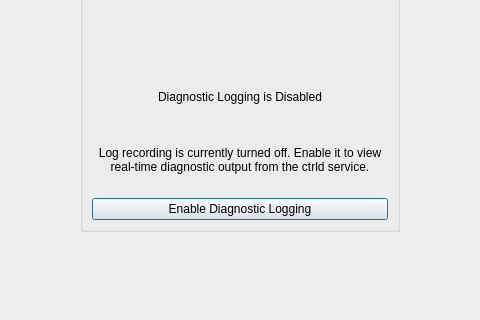
goloveshko/ModeFlow, file src/gui/LogViewerDialog.ui: the form before one commit; both pictures show x 210 to 690 and y 191 to 511 of the 900 by 600 pixel window.
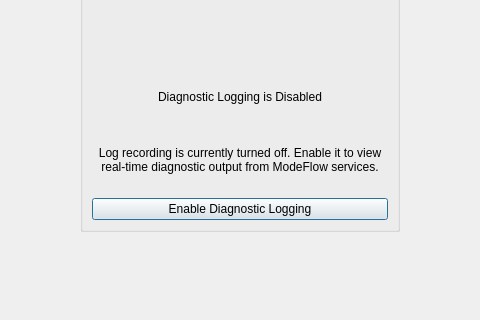
The form after the commit. The open tabs and pages were chosen to show the change.

Commit message:
refactor(ui): optimize LogViewerDialog scrolling and signal blocking
- Fix auto-scroll logic during user scroll-up interaction
- Optimize QStringView usage for zero-allocation log line parsing

What changed in the file:
```diff
--- a/src/gui/LogViewerDialog.ui
+++ b/src/gui/LogViewerDialog.ui
@@ -189,7 +189,7 @@
           <item>
            <widget class="QLabel" name="labelEmptyDesc">
             <property name="text">
-             <string>Log recording is currently turned off. Enable it to view real-time diagnostic output from the ctrld service.</string>
+             <string>Log recording is currently turned off. Enable it to view real-time diagnostic output from ModeFlow services.</string>
             </property>
             <property name="alignment">
              <set>Qt::AlignmentFlag::AlignCenter</set>
```
The commit also changes 2 other files.
